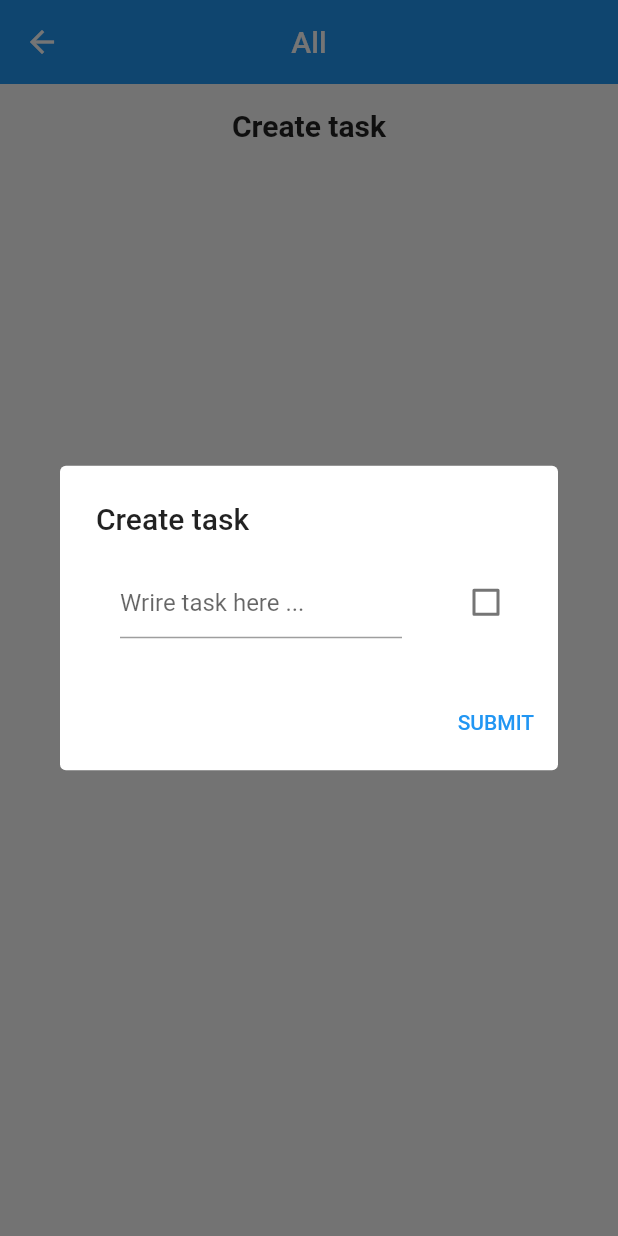
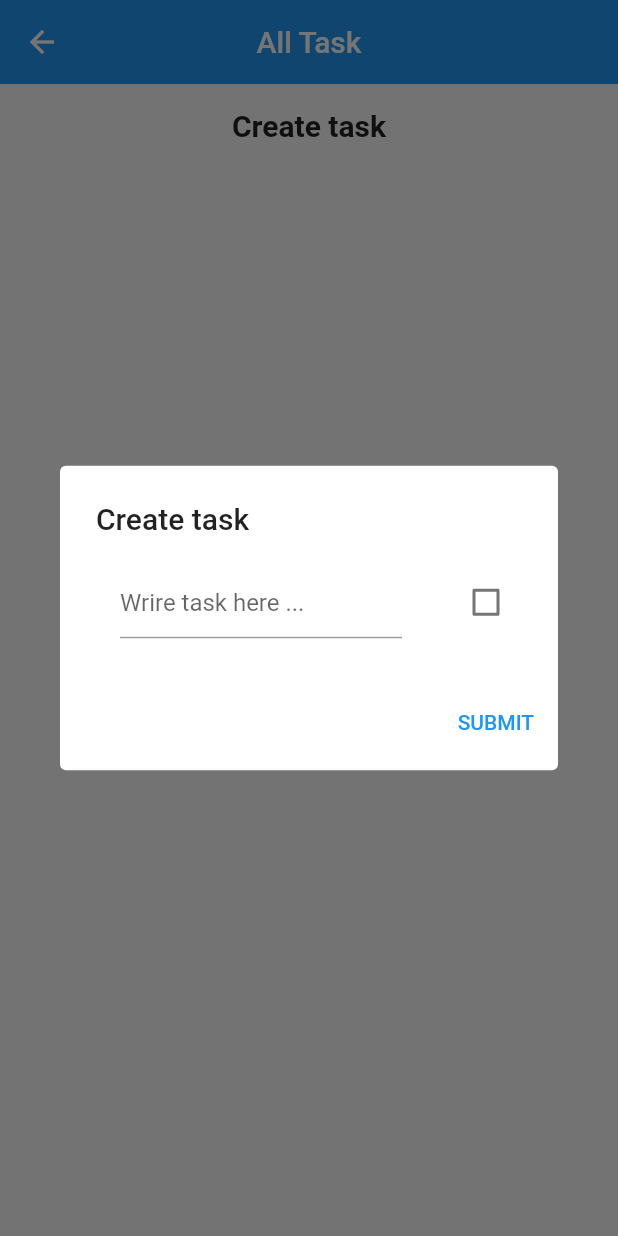
Before and after one commit to quynhnb2021/todo, a Flutter app: the AllTaskPage screen opened directly, after a tap on "Create task", on a phone screen of 412 x 824 dp. Run offline on Flutter 3.47's test engine with Material 2 defaults, Android fonts, the phone set to English and light mode, and no system bars; our stand-ins replace flutter_svg, fluttertoast, get, google_fonts, sqflite; missing offline and left inert: get_cli; accounts and stored records are empty.

```diff
--- a/lib/app/modules/all_task_page/controllers/all_task_page_controller.dart
+++ b/lib/app/modules/all_task_page/controllers/all_task_page_controller.dart
@@ -1,5 +1,7 @@
+import 'package:flutter/foundation.dart';
 import 'package:get/get.dart';
 import 'package:todo/app/database/tasks_database.dart';
+import 'dart:io' show Platform;
 import 'package:todo/app/models/task_model.dart';
 import 'package:todo/app/modules/complete_task_page/controllers/complete_task_page_controller.dart';
 import 'package:todo/app/modules/incomplete_task_page/controllers/incomplete_task_page_controller.dart';
@@ -7,25 +9,13 @@ import 'package:todo/app/modules/incomplete_task_page/controllers/incomplete_tas
 class AllTaskPageController extends GetxController {
   //TODO: Implement AllTaskPageController
 
-  final tasks = [
-    // Task(name: "A1", status: true),
-    // Task(name: "A2", status: false),
-    // Task(name: "B1", status: false),
-    // Task(name: "B1", status: true),
-    // Task(name: "Ab1", status: true),
-    // Task(name: "A1", status: true),
-    // Task(name: "A2", status: false),
-    // Task(name: "B1", status: false),
-    // Task(name: "B1", status: true),
-    // Task(name: "Ab1", status: true)
-  ].obs;
+  final tasks = [].obs;
   final isChecked = false.obs;
   @override
   void onInit() async {
     super.onInit();
-
-    final data = await NotesDatabase.instance.readAllNotes();
-    if (data != null) {
+    if (!Platform.environment.containsKey('FLUTTER_TEST')) {
+      final data = await NotesDatabase.instance.readAllNotes();
       tasks.value = data;
     }
   }
@@ -53,8 +43,10 @@ class AllTaskPageController extends GetxController {
     );
 
     tasks.insert(0, task);
-    Get.find<CompleteTaskPageController>().completeTask.value = tasks.where((e) => e.status == true).toList();
-    Get.find<IncompleteTaskPageController>().inCompleteTask.value = tasks.where((e) => e.status == false).toList();
+    Get.find<CompleteTaskPageController>().completeTask.value =
+        tasks.where((e) => e.status == true).toList();
+    Get.find<IncompleteTaskPageController>().inCompleteTask.value =
+        tasks.where((e) => e.status == false).toList();
     update();
     await NotesDatabase.instance.create(task);
   }
--- a/lib/app/modules/all_task_page/views/all_task_page_view.dart
+++ b/lib/app/modules/all_task_page/views/all_task_page_view.dart
@@ -6,10 +6,10 @@ import 'package:todo/app/models/task_model.dart';
 
 import '../controllers/all_task_page_controller.dart';
 
-class AllTaskPageView extends GetView<AllTaskPageController> {
+class AllTaskView extends GetView<AllTaskPageController> {
   @override
   Widget build(BuildContext context) {
-    return AllTaskPage(title: "All", nameTask: "Create task");
+    return AllTaskPage(title: "All Task", nameTask: "Create task");
   }
 }
 
@@ -36,7 +36,14 @@ class AllTaskPage extends StatelessWidget {
           children: [
             GestureDetector(
               onTap: () {
-                showDialog(context: context, builder: (context) => TextFieldAlertDialog());
+                showDialog(
+                    context: context,
+                    builder: (context) => TextFieldAlertDialog(
+                          title: "Create task",
+                          titleButton: "SUBMIT",
+                          hintText: "Wrire task here ...",
+                          toast: "Please fill task above",
+                        ));
               },
               child: Text(
                 nameTask,
@@ -48,7 +55,8 @@ class AllTaskPage extends StatelessWidget {
                 child: controller.tasks.length > 0
                     ? ListView.builder(
                         itemCount: controller.tasks.length,
-                        itemBuilder: (context, index) => allTask(controller.tasks[index]),
+                        itemBuilder: (context, index) =>
+                            allTask(controller.tasks[index]),
                       )
                     : Center(
                         child: Text(
@@ -77,7 +85,7 @@ class AllTaskPage extends StatelessWidget {
             SizedBox(
               width: 16,
             ),
-            Checkbox(value: task.status ?? false, onChanged: (bool? value) {})
+            Checkbox(value: task.status, onChanged: (bool? value) {})
           ],
         ),
       );
@@ -85,14 +93,25 @@ class AllTaskPage extends StatelessWidget {
 
 // ignore: must_be_immutable
 class TextFieldAlertDialog extends StatelessWidget {
+  TextFieldAlertDialog({
+    Key? key,
+    required this.title,
+    required this.titleButton,
+    required this.hintText,
+    required this.toast,
+  }) : super(key: key);
   TextEditingController taskTextField = TextEditingController();
   final controller = Get.find<AllTaskPageController>();
+  final String title;
+  final String titleButton;
+  final String hintText;
+  final String toast;
   @override
   Widget build(BuildContext context) {
     // TODO: implement build
 
     return AlertDialog(
-      title: const Text('Create task'),
+      title: Text(title),
       content: Row(
         mainAxisAlignment: MainAxisAlignment.spaceBetween,
         children: [
@@ -104,7 +123,7 @@ class TextFieldAlertDialog extends StatelessWidget {
                 controller: taskTextField,
                 keyboardType: TextInputType.multiline,
                 maxLines: null,
-                decoration: const InputDecoration(hintText: "Wrire task here ..."),
+                decoration: InputDecoration(hintText: hintText),
               ),
             ),
           ),
@@ -122,11 +141,11 @@ class TextFieldAlertDialog extends StatelessWidget {
       ),
       actions: [
         TextButton(
-          child: const Text('SUBMIT'),
+          child: Text(titleButton),
           onPressed: () {
             if (taskTextField.text.isEmpty) {
               Fluttertoast.showToast(
-                msg: "Please fill task above",
+                msg: toast,
               );
               return;
             }
--- a/lib/app/modules/complete_task_page/bindings/complete_task_page_binding.dart
+++ b/lib/app/modules/complete_task_page/bindings/complete_task_page_binding.dart
@@ -1,10 +1,14 @@
 import 'package:get/get.dart';
+import 'package:todo/app/modules/all_task_page/controllers/all_task_page_controller.dart';
 
 import '../controllers/complete_task_page_controller.dart';
 
 class CompleteTaskPageBinding extends Bindings {
   @override
   void dependencies() {
+    Get.lazyPut<AllTaskPageController>(
+      () => AllTaskPageController(),
+    );
     Get.lazyPut<CompleteTaskPageController>(
       () => CompleteTaskPageController(),
     );
--- a/lib/app/modules/incomplete_task_page/bindings/incomplete_task_page_binding.dart
+++ b/lib/app/modules/incomplete_task_page/bindings/incomplete_task_page_binding.dart
@@ -1,10 +1,14 @@
 import 'package:get/get.dart';
+import 'package:todo/app/modules/all_task_page/controllers/all_task_page_controller.dart';
 
 import '../controllers/incomplete_task_page_controller.dart';
 
 class IncompleteTaskPageBinding extends Bindings {
   @override
   void dependencies() {
+    Get.lazyPut<AllTaskPageController>(
+      () => AllTaskPageController(),
+    );
     Get.lazyPut<IncompleteTaskPageController>(
       () => IncompleteTaskPageController(),
     );
--- a/lib/app/modules/main/views/main_view.dart
+++ b/lib/app/modules/main/views/main_view.dart
@@ -17,7 +17,7 @@ class MainView extends GetView<MainController> {
       body: Obx(
         () => IndexedStack(
           index: controller.tabIndex.value,
-          children: [CompleteTaskPageView(), AllTaskPageView(), IncompleteTaskPageView()],
+          children: [CompleteTaskView(), AllTaskView(), IncompleteTaskView()],
         ),
       ),
       bottomNavigationBar: Obx(
--- a/lib/app/routes/app_pages.dart
+++ b/lib/app/routes/app_pages.dart
@@ -19,17 +19,17 @@ class AppPages {
   static final routes = [
     GetPage(
       name: _Paths.ALL_TASK_PAGE,
-      page: () => AllTaskPageView(),
+      page: () => AllTaskView(),
       binding: AllTaskPageBinding(),
     ),
     GetPage(
       name: _Paths.COMPLETE_TASK_PAGE,
-      page: () => CompleteTaskPageView(),
+      page: () => CompleteTaskView(),
       binding: CompleteTaskPageBinding(),
     ),
     GetPage(
       name: _Paths.INCOMPLETE_TASK_PAGE,
-      page: () => IncompleteTaskPageView(),
+      page: () => IncompleteTaskView(),
       binding: IncompleteTaskPageBinding(),
     ),
     GetPage(
```
Also changed, not shown: lib/app/modules/complete_task_page/views/complete_task_page_view.dart (+23 -4 lines), lib/app/modules/incomplete_task_page/views/incomplete_task_page_view.dart (+23 -4 lines), 6 other files.
